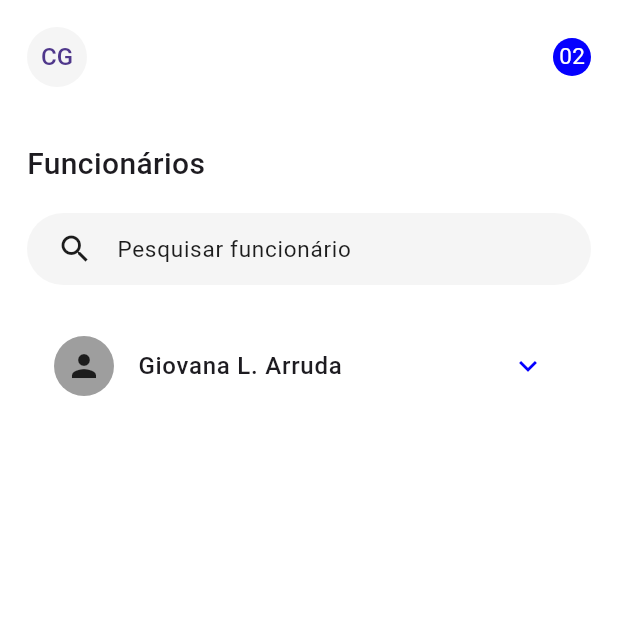
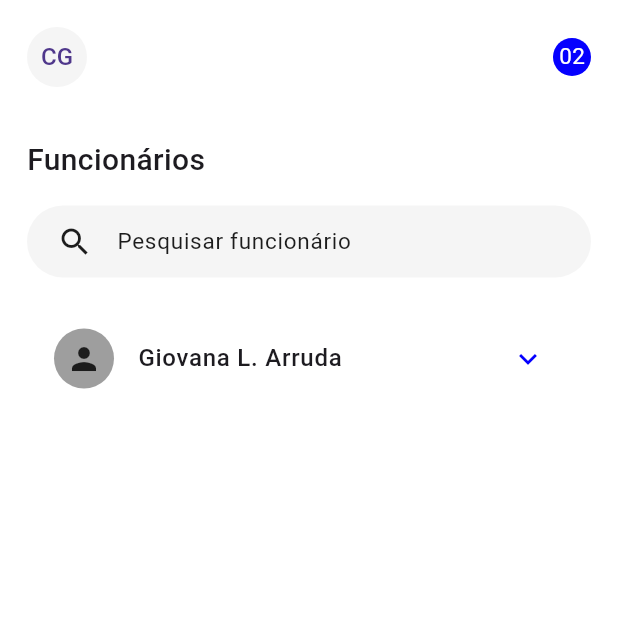
Before and after one commit to Barba2k2/be_talent_challeng_app, a Flutter app: the screen it shows after launch, on a phone screen of 412 x 824 dp, the top half of it. Run offline on Flutter 3.47's test engine with Material 3 defaults, Android fonts, the light colour scheme and no system bars; Roboto replaces fonts that are missing (Helvetica).

Commit message:
refactor(typography): Adjust line height in TypographyDS

```diff
--- a/design_system/lib/src/theme/typography_ds.dart
+++ b/design_system/lib/src/theme/typography_ds.dart
@@ -7,7 +7,7 @@ class TypographyDS {
     fontFamily: _fontFamily,
     fontSize: 20,
     fontWeight: FontWeight.w500,
-    height: 1.5,
+    height: 1.25,
   );
 
   static const TextStyle h2 = TextStyle(
```
